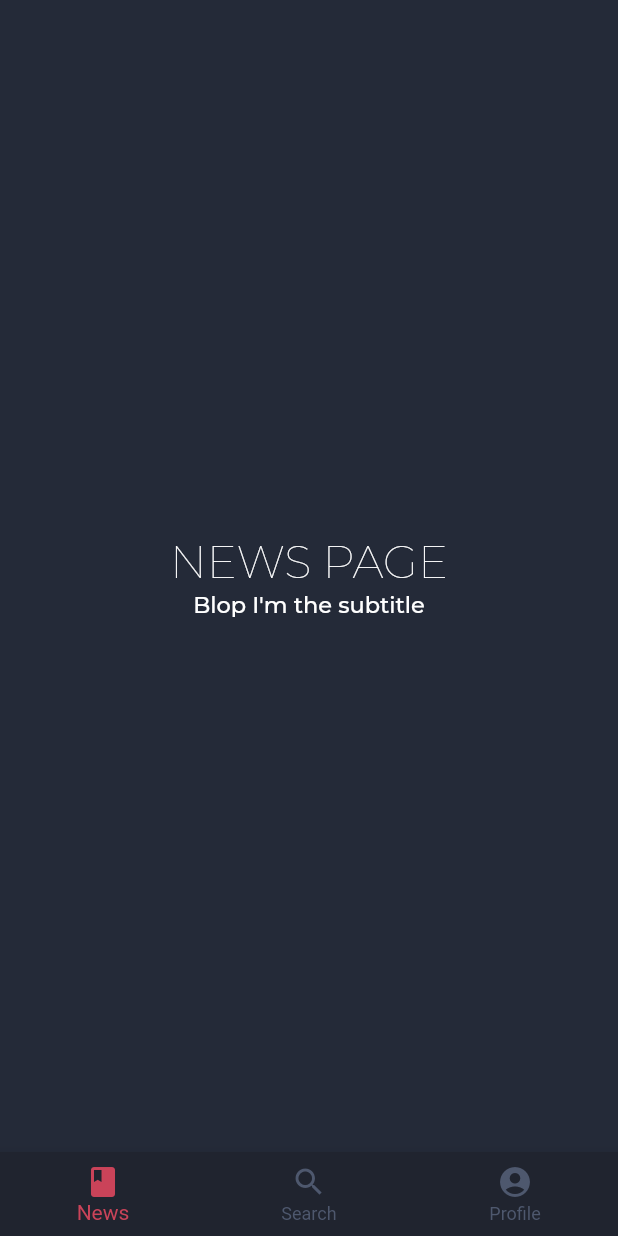
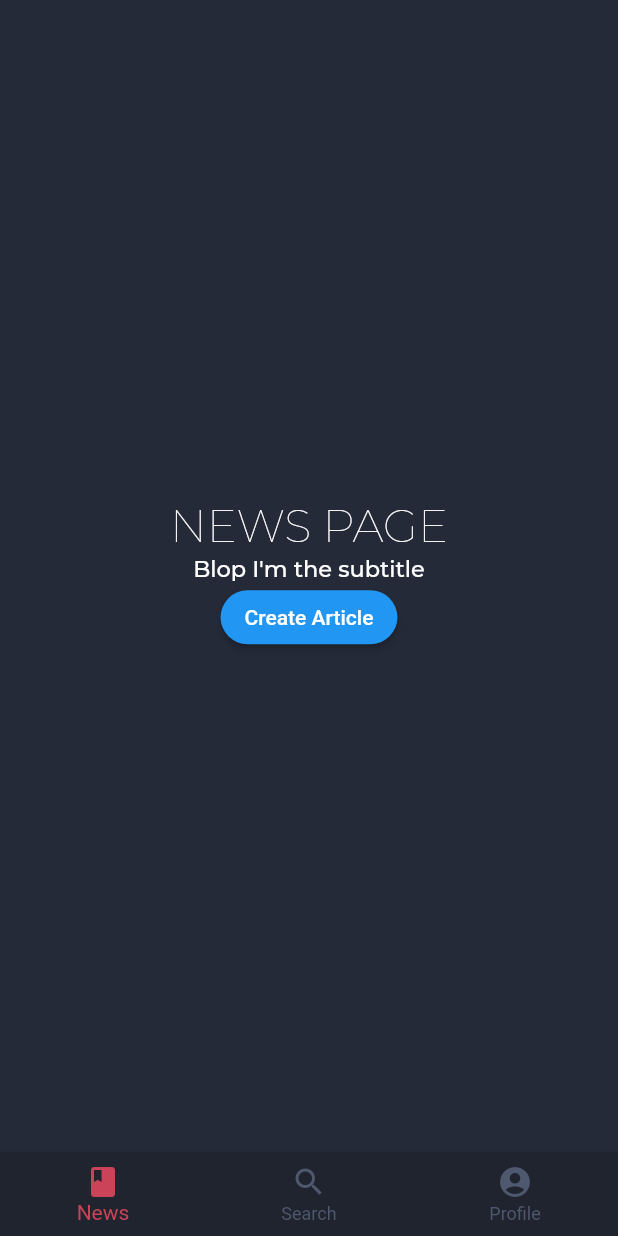
Before and after one commit to Thomas-Silinski/flutter-1, a Flutter app: the screen it shows after launch, after a tap on "GO TO LOGIN", after a tap on "GO TO REGISTER", after a tap on "GO TO HOME", on a phone screen of 412 x 824 dp. Run offline on Flutter 3.47's test engine with Material 2 defaults, Android fonts, the phone set to English and light mode, and no system bars; our stand-ins replace get, get_storage, google_fonts; accounts and stored records are empty.

Commit message:
Adde functionnal exemple in news feed

```diff
--- a/lib/screens/news_screen.dart
+++ b/lib/screens/news_screen.dart
@@ -24,9 +24,32 @@ class NewsScreen extends StatelessWidget {
                 "Blop I'm the subtitle",
                 style: Theme.of(context).textTheme.bodyText1,
               ),
-              ...articleController.articles
-                  .map((Article a) => Text('${a.title}, ${a.content}'))
-                  .toList(),
+              Obx(
+                () => Column(
+                  mainAxisAlignment: MainAxisAlignment.center,
+                  children: articleController.articles
+                      .map(
+                        (Article a) => Row(
+                          mainAxisAlignment: MainAxisAlignment.center,
+                          children: <Widget>[
+                            Text('${a.title}, ${a.content}'),
+                            ElevatedButton(
+                              onPressed: () => articleController.delete(a.id),
+                              child: const Text('Delete this'),
+                            ),
+                          ],
+                        ),
+                      )
+                      .toList(),
+                ),
+              ),
+              ElevatedButton(
+                onPressed: () => articleController.create(Article(
+                  content: 'fake content',
+                  title: 'fake title',
+                )),
+                child: const Text('Create Article'),
+              ),
             ],
           ),
         ),
```
